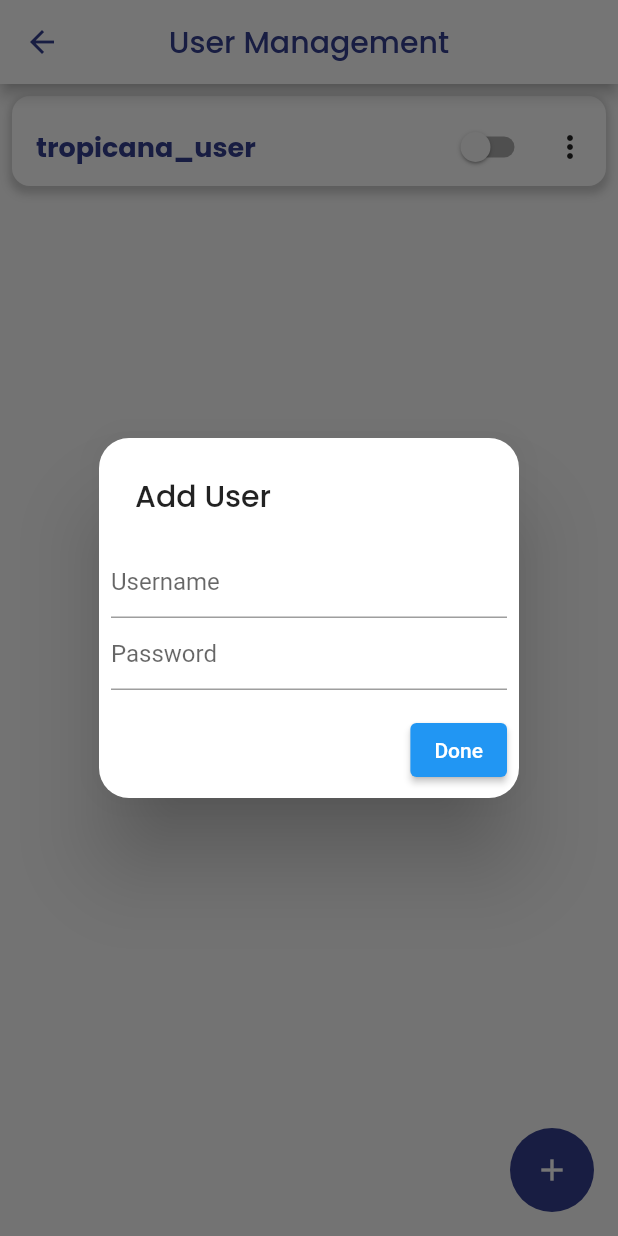
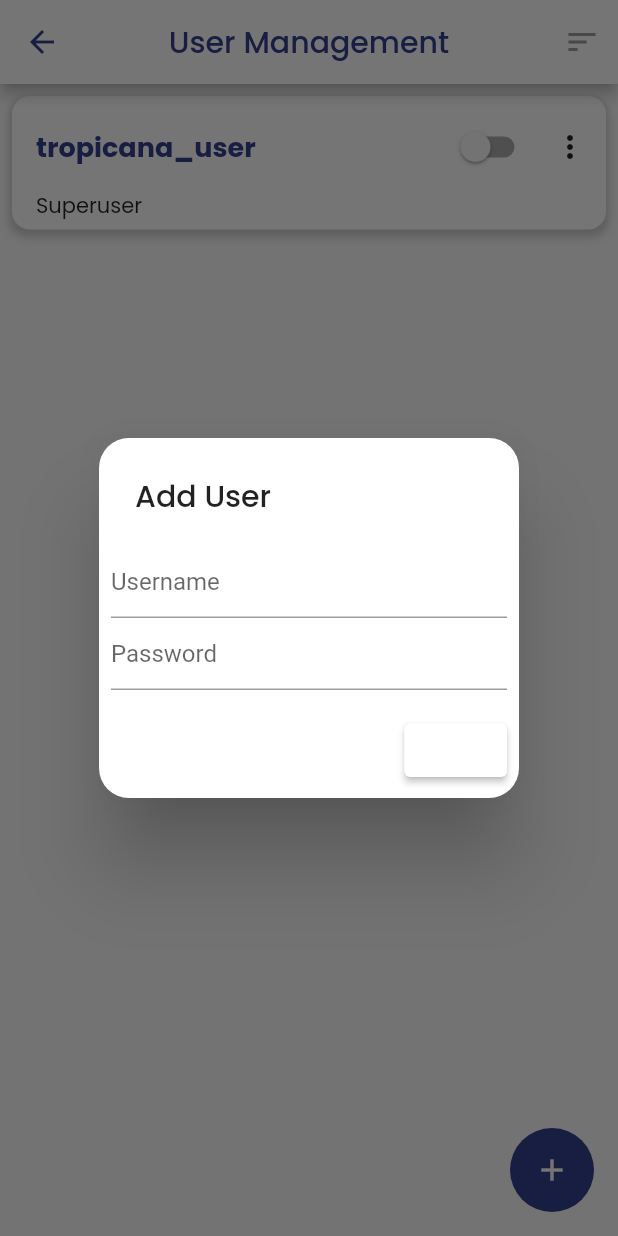
Before and after one commit to hivethesoulchild/smartcheck, a Flutter app: the UserAccess screen opened directly, after a tap on the "add" icon, on a phone screen of 412 x 824 dp. Run offline on Flutter 3.47's test engine with Material 2 defaults, Android fonts, the phone set to English and light mode, and no system bars; our stand-ins replace camera, charts_flutter, csv, file_picker, flutter_spinkit, fluttertoast and 3 more; missing offline and left inert: mongo_dart.

Commit message:
added sort frontend

```diff
--- a/lib/pages/user_access.dart
+++ b/lib/pages/user_access.dart
@@ -62,6 +62,8 @@ class _UserAccessState extends State<UserAccess> {
             Navigator.pop(context);
           },
           child: Text('Done'),
+          style: ElevatedButton.styleFrom(
+              primary: Colors.white, textStyle: GoogleFonts.poppins()),
         ),
       ],
     );
@@ -88,6 +90,21 @@ class _UserAccessState extends State<UserAccess> {
         ),
         centerTitle: true,
         backgroundColor: Colors.white,
+        actions: [
+          PopupMenuButton(
+            icon: Icon(Icons.sort, color: Colors.grey,),
+            itemBuilder: (context) => [
+              PopupMenuItem(
+                child: Text("Sort by name"),
+                onTap: () {},
+              ),
+              PopupMenuItem(
+                child: Text("Sort by position"),
+                onTap: () {},
+              ),
+            ],
+          ),
+        ],
       ),
       floatingActionButton: FloatingActionButton(
         onPressed: () {
@@ -158,6 +175,17 @@ class _UserAccessState extends State<UserAccess> {
                         ],
                       ),
                     ),
+                    Padding(
+                      padding:
+                          const EdgeInsets.only(left: 16, bottom: 5, top: 3),
+                      child: Align(
+                        child: Text(
+                          "Superuser",
+                          style: GoogleFonts.poppins(),
+                        ),
+                        alignment: Alignment.topLeft,
+                      ),
+                    ),
                   ],
                 ),
               ),
```
